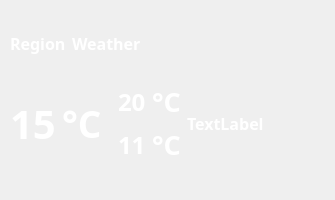
chenyanzz/QtPrettyDesktop, file Weather/Weather.ui: the form before one commit.
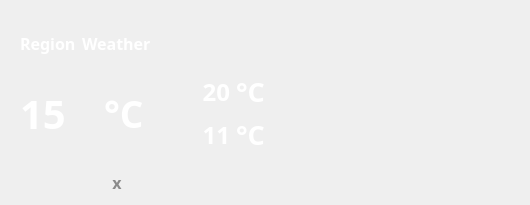
The form after the commit. Icons and pictures are not drawn.

The edit to the form file:
```diff
--- a/Weather/Weather.ui
+++ b/Weather/Weather.ui
@@ -6,8 +6,8 @@
    <rect>
     <x>0</x>
     <y>0</y>
-    <width>335</width>
-    <height>200</height>
+    <width>530</width>
+    <height>205</height>
    </rect>
   </property>
   <property name="sizePolicy">
@@ -64,6 +64,20 @@
   <property name="windowTitle">
    <string>Weather</string>
   </property>
+  <layout class="QHBoxLayout" name="verticalLayout">
+   <property name="leftMargin">
+    <number>10</number>
+   </property>
+   <property name="topMargin">
+    <number>10</number>
+   </property>
+   <property name="rightMargin">
+    <number>0</number>
+   </property>
+   <property name="bottomMargin">
+    <number>0</number>
+   </property>
+   <item>
   <layout class="QVBoxLayout" name="verticalLayout">
    <property name="leftMargin">
     <number>10</number>
@@ -112,7 +126,7 @@
     </layout>
    </item>
    <item>
-    <layout class="QHBoxLayout" name="lower">
+      <layout class="QHBoxLayout" name="middle">
      <item>
       <widget class="QLabel" name="l_current_temp">
        <property name="font">
@@ -154,6 +168,9 @@
            <property name="text">
             <string>20</string>
            </property>
+             <property name="alignment">
+              <set>Qt::AlignRight|Qt::AlignTrailing|Qt::AlignVCenter</set>
+             </property>
           </widget>
          </item>
          <item>
@@ -182,6 +199,9 @@
            <property name="text">
             <string>11</string>
            </property>
+             <property name="alignment">
+              <set>Qt::AlignRight|Qt::AlignTrailing|Qt::AlignVCenter</set>
+             </property>
           </widget>
          </item>
          <item>
@@ -200,30 +220,10 @@
        </item>
       </layout>
      </item>
-     <item>
-      <widget class="QLabel" name="l_image">
-       <property name="text">
-        <string>TextLabel</string>
-       </property>
-      </widget>
-     </item>
-     <item>
-      <spacer name="horizontalSpacer_2">
-       <property name="orientation">
-        <enum>Qt::Horizontal</enum>
-       </property>
-       <property name="sizeHint" stdset="0">
-        <size>
-         <width>40</width>
-         <height>20</height>
-        </size>
-       </property>
-      </spacer>
-     </item>
     </layout>
    </item>
    <item>
-    <layout class="QHBoxLayout" name="middle">
+      <layout class="QHBoxLayout" name="lower">
      <item>
       <widget class="QPushButton" name="b_refresh">
        <property name="text">
@@ -242,7 +242,75 @@
       </widget>
      </item>
      <item>
-      <spacer name="horizontalSpacer_3">
+        <widget class="QPushButton" name="b_exit">
+         <property name="sizePolicy">
+          <sizepolicy hsizetype="Preferred" vsizetype="Preferred">
+           <horstretch>0</horstretch>
+           <verstretch>0</verstretch>
+          </sizepolicy>
+         </property>
+         <property name="palette">
+          <palette>
+           <active>
+            <colorrole role="ButtonText">
+             <brush brushstyle="SolidPattern">
+              <color alpha="255">
+               <red>139</red>
+               <green>139</green>
+               <blue>139</blue>
+              </color>
+             </brush>
+            </colorrole>
+           </active>
+           <inactive>
+            <colorrole role="ButtonText">
+             <brush brushstyle="SolidPattern">
+              <color alpha="255">
+               <red>139</red>
+               <green>139</green>
+               <blue>139</blue>
+              </color>
+             </brush>
+            </colorrole>
+           </inactive>
+           <disabled>
+            <colorrole role="ButtonText">
+             <brush brushstyle="SolidPattern">
+              <color alpha="255">
+               <red>120</red>
+               <green>120</green>
+               <blue>120</blue>
+              </color>
+             </brush>
+            </colorrole>
+           </disabled>
+          </palette>
+         </property>
+         <property name="text">
+          <string>x</string>
+         </property>
+         <property name="iconSize">
+          <size>
+           <width>0</width>
+           <height>0</height>
+          </size>
+         </property>
+         <property name="autoExclusive">
+          <bool>false</bool>
+         </property>
+         <property name="autoDefault">
+          <bool>false</bool>
+         </property>
+         <property name="default">
+          <bool>false</bool>
+         </property>
+         <property name="flat">
+          <bool>true</bool>
+         </property>
+        </widget>
+       </item>
+       <item>
+        <spacer name="horizontalSpacer_2">
        <property name="orientation">
         <enum>Qt::Horizontal</enum>
        </property>
@@ -255,6 +323,24 @@
       </spacer>
      </item>
     </layout>
+     </item>
+    </layout>
+   </item>
+   <item>
+    <widget class="QLabel" name="l_image">
+     <property name="sizePolicy">
+      <sizepolicy hsizetype="Expanding" vsizetype="Expanding">
+       <horstretch>0</horstretch>
+       <verstretch>0</verstretch>
+      </sizepolicy>
+     </property>
+     <property name="text">
+      <string/>
+     </property>
+     <property name="scaledContents">
+      <bool>false</bool>
+     </property>
+    </widget>
    </item>
   </layout>
  </widget>
```
Lines whose indentation alone changed are shown as unchanged.
